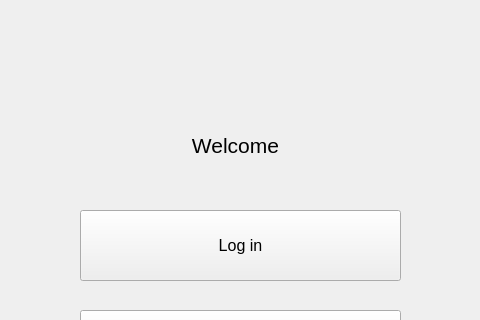
ConnorGorman7/StockLab, file widget.ui: the form before one commit; both pictures show x 150 to 630 and y 0 to 320 of the 800 by 600 pixel window.
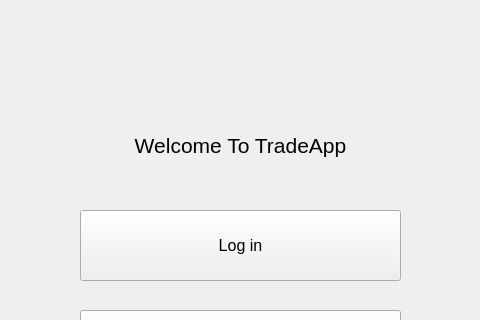
The form after the commit.

What changed in the file:
```diff
--- a/widget.ui
+++ b/widget.ui
@@ -41,9 +41,9 @@
     <widget class="QLabel" name="label">
      <property name="geometry">
       <rect>
-       <x>300</x>
+       <x>250</x>
        <y>120</y>
-       <width>171</width>
+       <width>281</width>
        <height>51</height>
       </rect>
      </property>
@@ -55,7 +55,7 @@
       </font>
      </property>
      <property name="text">
-      <string>Welcome</string>
+      <string>Welcome To TradeApp</string>
      </property>
      <property name="alignment">
       <set>Qt::AlignmentFlag::AlignCenter</set>
```
